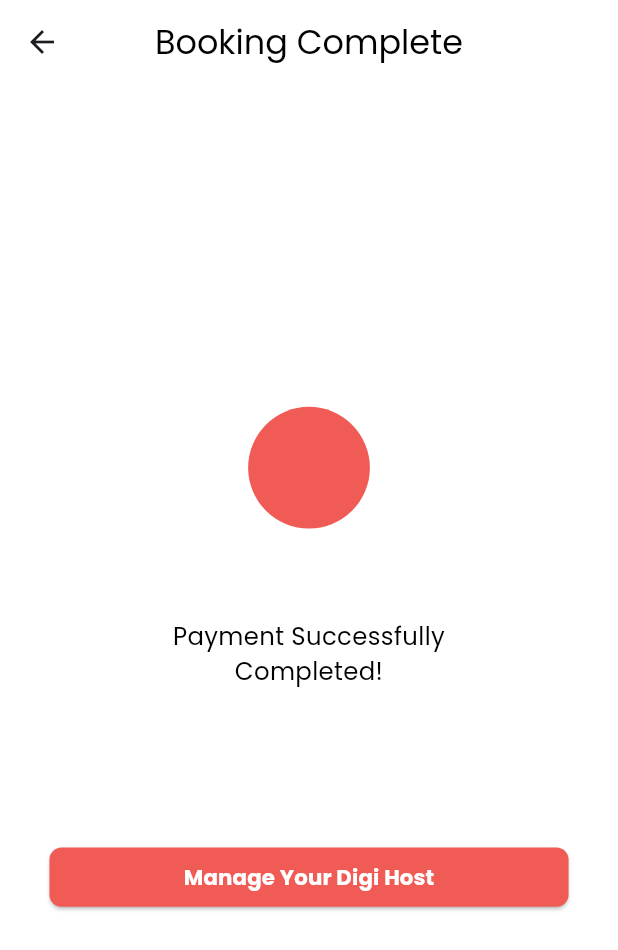
After one commit to abdulsamad-110/cotton_valley_app, a Flutter app: the BookingCompleteView screen opened directly, on a phone screen of 412 x 824 dp. The commit adds this screen. Shown: the top 950 px of the screen. Run offline on Flutter 3.47's test engine with Material 3 defaults, Android fonts, the phone set to English and light mode, and no system bars; our stand-ins replace buttons_tabbar, carousel_slider, country_picker, flutter_screenutil, flutter_svg, get and 3 more; accounts and stored records are empty.

Commit message:
add booking complete view

```diff
--- /dev/null
+++ b/lib/ui/auth/booking_complete/booking_completeview.dart
@@ -0,0 +1,52 @@
+import 'package:cotton_valley_app/utils/app_colors.dart';
+import 'package:cotton_valley_app/utils/text_style.dart';
+import 'package:cotton_valley_app/widgets/custom_appbar.dart';
+import 'package:cotton_valley_app/widgets/mycustom_button.dart';
+import 'package:flutter/material.dart';
+import 'package:flutter_screenutil/flutter_screenutil.dart';
+
+class BookingCompleteView extends StatelessWidget {
+  @override
+  Widget build(BuildContext context) {
+    return Scaffold(
+      appBar: CustomAppBar(
+        title: "Booking Complete",
+        titleStyle: AppTextStyles.popRegular22,
+      ),
+      body: Center(
+        child: Padding(
+          padding: EdgeInsets.symmetric(horizontal: 30.w),
+          //
+          child: Column(
+            mainAxisSize: MainAxisSize.min,
+            children: [
+              //
+              CircleAvatar(
+                radius: 40.r,
+                backgroundColor: AppColors.redColor,
+                //child: Icon(Icons.check, color: Colors.white, size: 50.w),
+              ),
+              //
+              SizedBox(height: 60.h),
+              //
+              Text(
+                "Payment Successfully\nCompleted!",
+                textAlign: TextAlign.center,
+                style: AppTextStyles.popLight16,
+              ),
+              //
+              SizedBox(height: 100.h),
+
+              /////
+              MycustomButton(
+                height: 39.h,
+                title: "Manage Your Digi Host",
+                onPressed: () {},
+              ),
+            ],
+          ),
+        ),
+      ),
+    );
+  }
+}
--- a/lib/utils/text_style.dart
+++ b/lib/utils/text_style.dart
@@ -7,6 +7,11 @@ import 'app_colors.dart';
 class AppTextStyles {
   static TextStyle popSemiBold24 = GoogleFonts.poppins(
     fontSize: 24.sp,
+    fontWeight: FontWeight.normal, //fontWeight: FontWeight.w600,
+    color: AppColors.blackColor,
+  );
+  static TextStyle popRegular22 = GoogleFonts.poppins(
+    fontSize: 22.sp,
     fontWeight: FontWeight.normal, //fontWeight: FontWeight.w600,
     color: AppColors.blackColor,
   );
```
Also changed, not shown: lib/ui/auth/booking_complete/booking_complete_controller.dart (added, +17 -0 lines), lib/ui/auth/select_your_plan/widgets/plan_widget.dart (+10 -6 lines).
